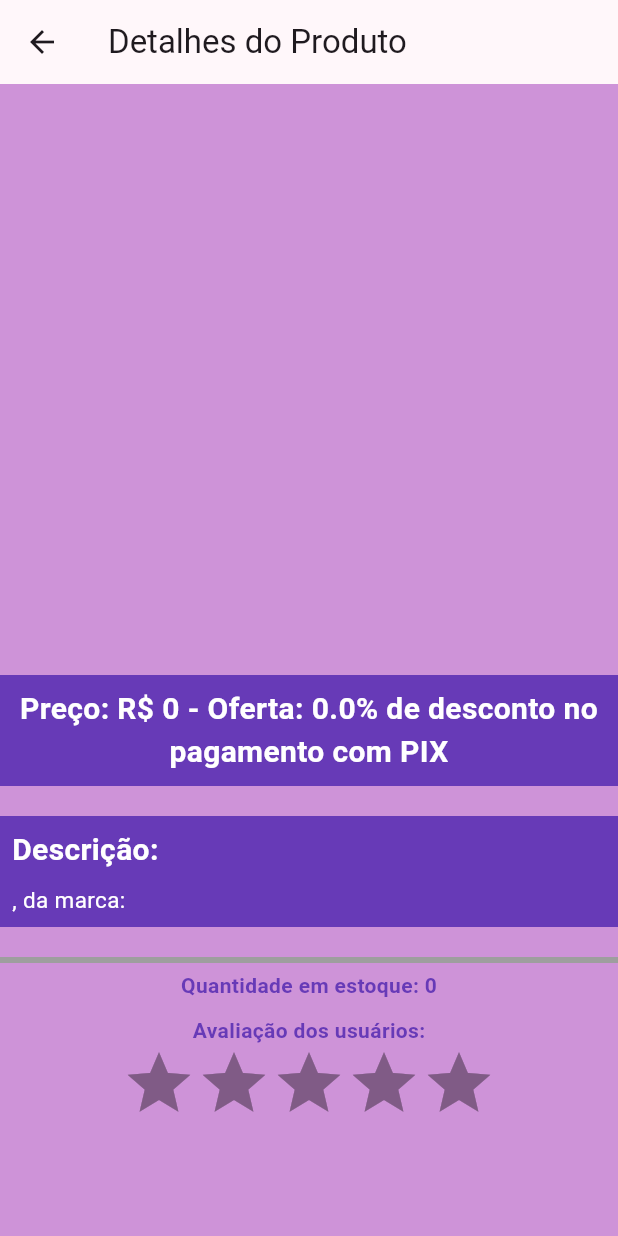
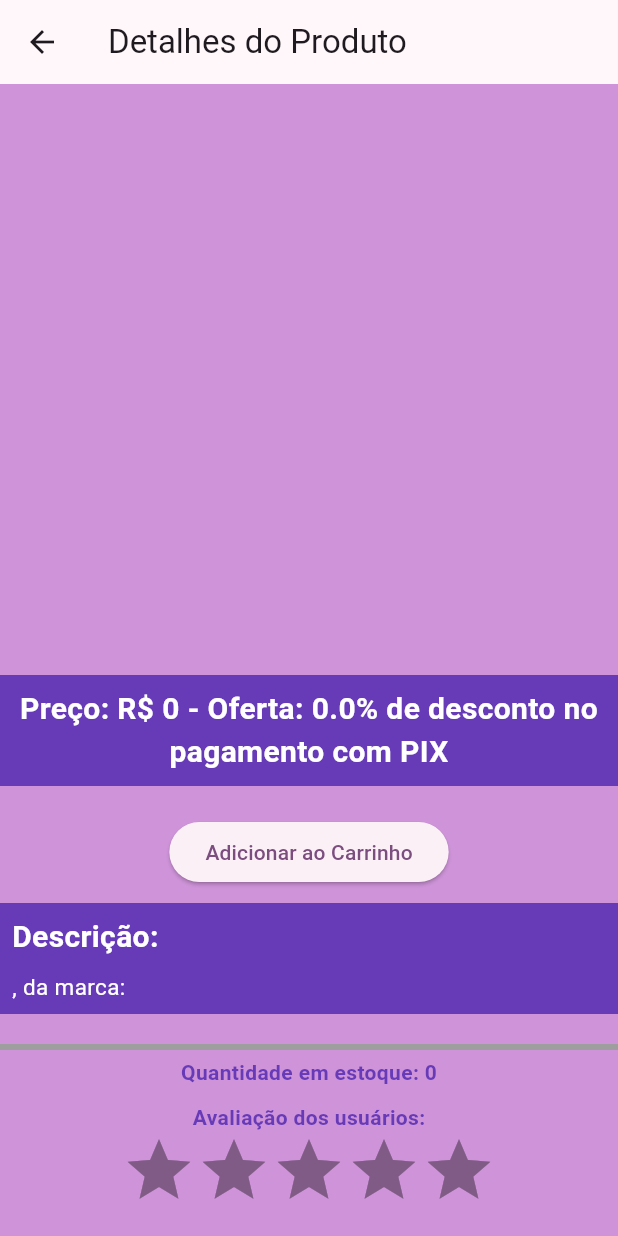
Before and after one commit to Isadora-R/ShopEase, a Flutter app: the ProdutoClicado screen opened directly with empty values, on a phone screen of 412 x 824 dp. Run offline on Flutter 3.47's test engine with Material 3 defaults, Android fonts, the light colour scheme and no system bars; drawn by our look-alikes of carousel_slider, flutter_rating_bar; accounts and stored records are empty.

Commit message:
ProviderCarrinho

```diff
--- a/shop_ease/lib/main.dart
+++ b/shop_ease/lib/main.dart
@@ -4,6 +4,7 @@ import 'src/components/login.dart';
 import 'src/components/criar_perfil.dart';
 import 'package:provider/provider.dart';
 import 'src/components/editar_perfil.dart';
+import 'src/components/carrinho.dart';
 
 void main() {
   runApp(
@@ -11,7 +12,8 @@ void main() {
       providers: [
         ChangeNotifierProvider(create: (context) => DataProvider()),
         ChangeNotifierProvider(create: (context) => CriarPerfilProvider()),
-        ChangeNotifierProvider(create: (context) => EditarPerfilProvider())
+        ChangeNotifierProvider(create: (context) => EditarPerfilProvider()),
+        ChangeNotifierProvider(create: (context) => CarrinhoProvider()),
 
         // Adicione outros providers conforme necessário
         // ChangeNotifierProvider(create: (context) => OutroProvider()),
--- a/shop_ease/lib/src/components/produto_clicado.dart
+++ b/shop_ease/lib/src/components/produto_clicado.dart
@@ -1,4 +1,5 @@
 import 'package:flutter/material.dart';
+import 'package:shop_ease/src/components/carrinho.dart';
 import 'package:shop_ease/src/model/products_model.dart';
 import 'package:carousel_slider/carousel_slider.dart';
 import 'package:flutter_rating_bar/flutter_rating_bar.dart';
@@ -83,6 +84,20 @@ class _ProdutoClicadoState extends State<ProdutoClicado> {
             ),
             const SizedBox(height: 20.0),
 
+            ElevatedButton(
+              onPressed: () {
+                // Adicionar o produto ao carrinho
+
+                Navigator.push(
+                  context,
+                  MaterialPageRoute(builder: (context) => const Carrinho()),
+                );
+              },
+              child: const Text('Adicionar ao Carrinho'),
+            ),
+
+            const SizedBox(height: 10.0),
+
             Container(
               padding: const EdgeInsets.all(8.0),
               width: double.infinity,
```
Also changed, not shown: shop_ease/lib/src/components/carrinho.dart (+11 -0 lines).
